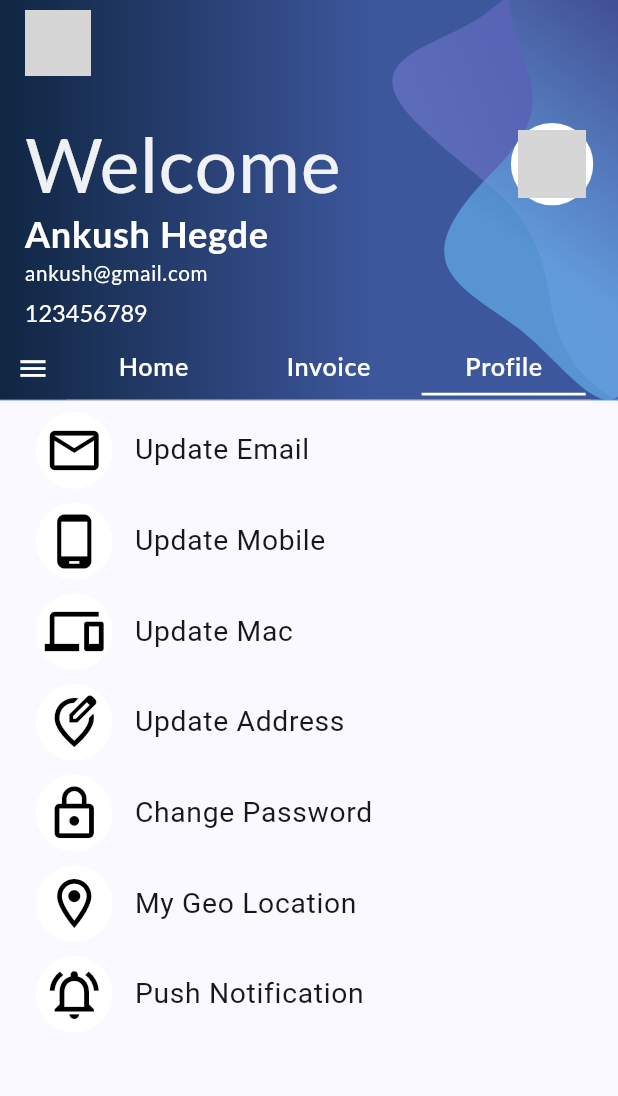
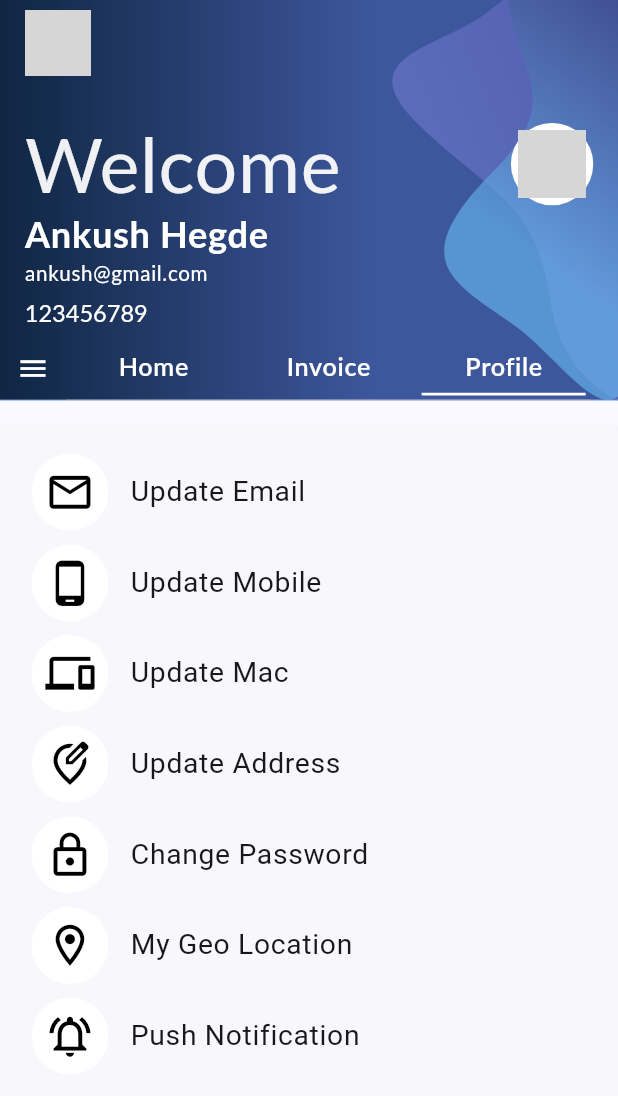
Before and after one commit to Broadway-Communications/Flutter-Application, a Flutter app: the ProfilePage screen opened by its route, on a phone screen of 412 x 824 dp. Shown: the top 1096 px of the screen. Run offline on Flutter 3.47's test engine with Material 2 defaults, Android fonts, the phone set to English and light mode, and no system bars; our stand-ins replace auto_route, device_preview, flutter_screenutil, google_fonts, responsive_framework; network calls fail; Roboto replaces fonts that are missing (Lato); grey boxes are pictures that could not be loaded.

Commit message:
Profile Page layout and icons fixed

```diff
--- a/lib/app/views/profile_page.dart
+++ b/lib/app/views/profile_page.dart
@@ -14,8 +14,35 @@ class ProfilePage extends StatefulWidget {
 class _ProfilePageState extends State<ProfilePage> {
   @override
   Widget build(BuildContext context) {
-    return Padding(
-      padding: const EdgeInsets.all(3.0),
+    return SingleChildScrollView(
+      child: Center(
+        child: Padding(
+          padding: const EdgeInsets.only(top: 18.0),
+          child: Container(
+            height: 610.h,
+            width: 420.w,
+            decoration: BoxDecoration(
+              borderRadius: BorderRadius.circular(5),
+              color: Color.fromARGB(255, 248, 247, 252),
+              boxShadow: const [
+                BoxShadow(
+                  color: Color(0x3F000000),
+                  blurRadius: 4,
+                  offset: Offset(0, 4),
+                  spreadRadius: 0,
+                )
+              ],
+            ),
+            child: Column(
+              crossAxisAlignment: CrossAxisAlignment.start,
+              children: [
+                SizedBox(
+                  height: 15.h,
+                ),
+
+                SizedBox(
+                  width: 500.w,
+                  height: 580.h,
                   child: ListView(
                     shrinkWrap: true,
                     children: [
@@ -25,8 +52,15 @@ class _ProfilePageState extends State<ProfilePage> {
                       listItems(Icons.edit_location_outlined, 'Update Address'),
                       listItems(Icons.lock_outline, 'Change Password'),
                       listItems(Icons.location_on_outlined, 'My Geo Location'),
-          listItems(Icons.notifications_active_outlined, 'Push Notification'),
+                      listItems(Icons.notifications_active_outlined,
+                          'Push Notification'),
                     ],
+                  ),
+                )
+              ],
+            ),
+          ),
+        ),
       ),
     );
   }
@@ -41,7 +75,7 @@ class _ProfilePageState extends State<ProfilePage> {
           child: Icon(
             icon,
             color: Colors.black,
-            size: 43,
+            size: 36,
           ),
         ),
         contentPadding: const EdgeInsets.symmetric(horizontal: 3),
```
Lines whose indentation alone changed are shown as unchanged.
